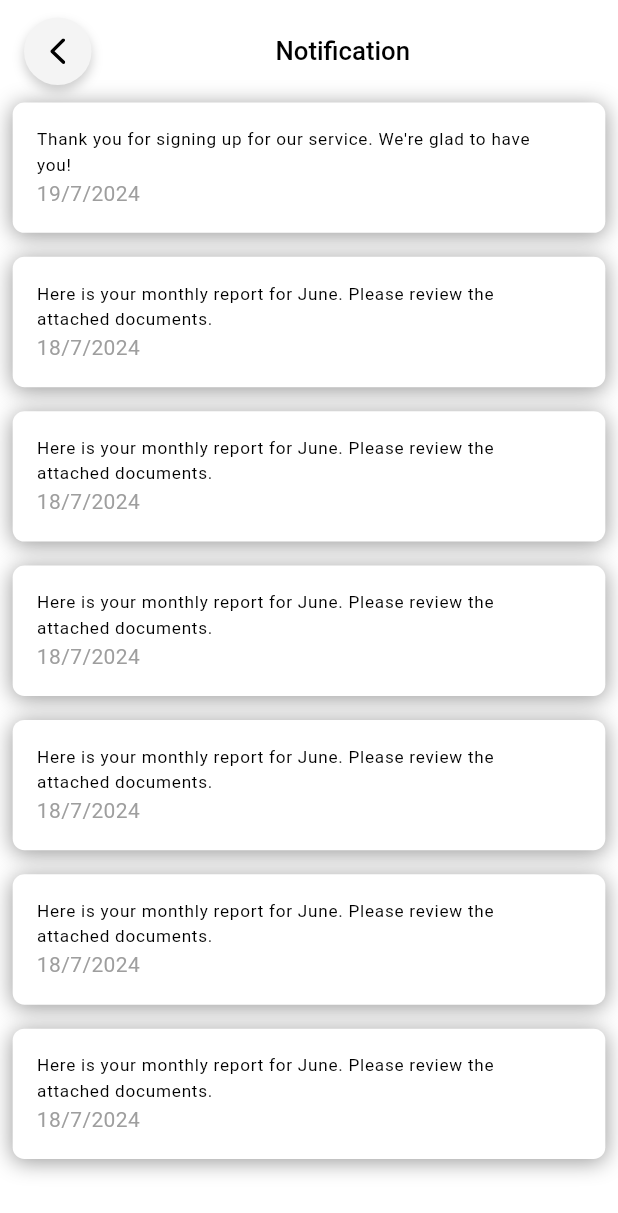
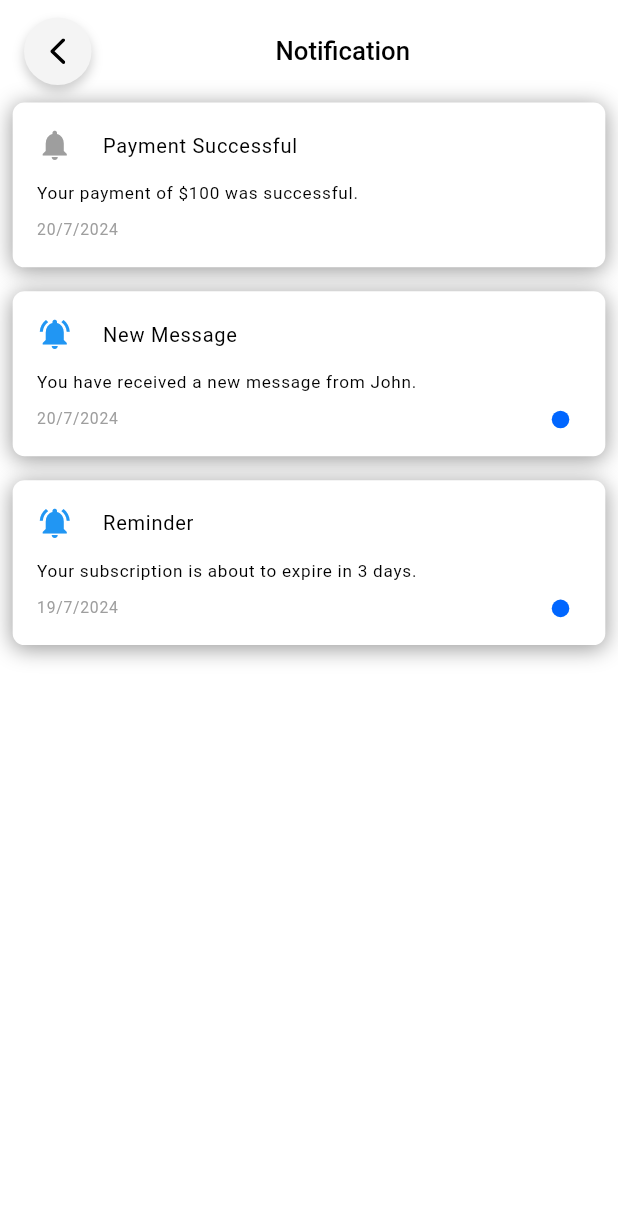
Before and after one commit to rozan-alawar/BankPick, a Flutter app: the NotificationScreen screen opened by its route, on a phone screen of 412 x 824 dp. Shown: the top 1213 px of the screen. Run offline on Flutter 3.47's test engine with Material 3 defaults, Android fonts, the phone set to English and light mode, and no system bars; our stand-ins replace dio, easy_localization, fl_chart, flutter_screenutil, flutter_spinkit, flutter_svg and 2 more; accounts and stored records are empty.

Commit message:
Refactor code

```diff
--- a/lib/config/routes/router.dart
+++ b/lib/config/routes/router.dart
@@ -15,6 +15,7 @@ import 'package:dakakeen/presentation/profile/edit_profile_screen.dart';
 import 'package:dakakeen/presentation/profile/message_center_screen.dart';
 import 'package:dakakeen/presentation/profile/personal_information_screen.dart';
 import 'package:dakakeen/presentation/profile/profile_screen.dart';
+import 'package:dakakeen/presentation/settings/contact_us_screen.dart';
 import 'package:dakakeen/presentation/settings/language_screen.dart';
 import 'package:dakakeen/presentation/settings/term_and_condition_screen.dart';
 import 'package:dakakeen/presentation/statistic/notification_screen.dart';
@@ -86,6 +87,9 @@ class AppRoutes {
       case Routes.personal_information:
         return _materialRoute(const PersonalInformationScreen());
 
+      case Routes.contact_us:
+        return _materialRoute(const ContactUsScreen());
+
       default:
         return _materialRoute(
           Text('No route defined for ${settings.name}'),
--- a/lib/config/routes/routes.dart
+++ b/lib/config/routes/routes.dart
@@ -20,6 +20,7 @@ class Routes {
   static const String term_condition = '/term_conditions';
   static const String add_new_reciver = '/add_new_reciver';
   static const String notification = '/notification';
+  static const String contact_us = '/contact_us';
   static const String personal_information = '/personal_information';
 
 }
--- a/lib/config/theme/theme_manager.dart
+++ b/lib/config/theme/theme_manager.dart
@@ -145,7 +145,7 @@ class ThemeDataStyle {
     brightness: Brightness.dark,
     appBarTheme: const AppBarTheme(backgroundColor: ColorManager.transparent),
     colorScheme: ColorScheme.dark(
-      background: Colors.grey.shade900,
+      background: const Color(0xff161622),
       primary: ColorManager.primary,
       secondary: Colors.deepPurple.shade700,
 
--- a/lib/core/common_widget/primary_appbar.dart
+++ b/lib/core/common_widget/primary_appbar.dart
@@ -11,35 +11,45 @@ import '../../injection_container.dart';
 import '../utils/navigation.dart';
 import 'circular_card.dart';
 
-class PrimaryAppBar extends StatelessWidget implements PreferredSizeWidget{
-  const PrimaryAppBar({super.key, required this.withLeading,  this.action, required this.title});
+class PrimaryAppBar extends StatelessWidget implements PreferredSizeWidget {
+  const PrimaryAppBar(
+      {super.key, required this.withLeading, this.action, required this.title});
   final bool withLeading;
   final List<Widget>? action;
   final String title;
   @override
   Widget build(BuildContext context) {
+    final homeProvider = Provider.of<HomeProvider>(context);
+
     return AppBar(
       toolbarHeight: 90.h,
       title: Row(
         mainAxisAlignment: MainAxisAlignment.spaceBetween,
         children: [
-       withLeading?   GestureDetector(
+          withLeading
+              ? GestureDetector(
                   onTap: () => sl<NavigationService>().pop(),
                   child: CircularCard(
                     widget: SvgPicture.asset(
                       IconAssets.arrow_back,
-                color:Provider.of<HomeProvider>(context).getTheme() == ThemeDataStyle.light? Colors.black : Colors.white,),
+                      color: homeProvider.isDark
+                          ? Colors.white
+                          : Colors.black,
+                    ),
                     width: 45,
                     height: 45,
                   ),
-          ):const SizedBox(),
-          PrimaryText(title,     fontWeight: FontWeight.w500,
-            fontSize: 18.sp,),
-          ...action??[const SizedBox()]
+                )
+              : const SizedBox(),
+          PrimaryText(
+            title,
+            fontWeight: FontWeight.w500,
+            fontSize: 18.sp,
+          ),
+          ...action ?? [const SizedBox()]
         ],
       ),
       automaticallyImplyLeading: false,
-
     );
   }
 
--- a/lib/model/message_model.dart
+++ b/lib/model/message_model.dart
@@ -1,58 +1,57 @@
 import 'package:dakakeen/config/theme/assets_manager.dart';
+import 'package:dakakeen/controller/home_provider.dart';
 import 'package:dakakeen/model/user_model.dart';
+import 'package:provider/provider.dart';
+
+import '../injection_container.dart';
 
 class Message {
   final User sender;
-  final String subject;
   final String body;
   final DateTime date;
 
   Message({
     required this.sender,
-    required this.subject,
     required this.body,
     required this.date,
   });
   static final List<Message> messages = [
     Message(
       sender:User(name:  "John Doe", avatarUrl: ImageAssets.profile, email: "JohnDoe@gmail.com", phoneNumber: '059874125', birthDate: DateTime.now(), joinedDate: DateTime.now(), cards: []),
-      subject: "Welcome to our service",
       body: "Thank you for signing up for our service. We're glad to have you!",
       date: DateTime.now().subtract(const Duration(days: 1)),
     ),
     Message(
       sender:User(name: "Jane Smith", avatarUrl: ImageAssets.profile, email: "janeSmith@gmail.com", phoneNumber: '059874125', birthDate: DateTime.now(), joinedDate: DateTime.now(), cards: []),
-      subject: "Your monthly report",
       body: "Here is your monthly report for June. Please review the attached documents.",
       date: DateTime.now().subtract(const Duration(days: 2)),
     ),
     Message(
       sender:User(name: "Jane Smith", avatarUrl: ImageAssets.profile, email: "janeSmith@gmail.com", phoneNumber: '059874125', birthDate: DateTime.now(), joinedDate: DateTime.now(), cards: []),
-      subject: "Your monthly report",
       body: "Here is your monthly report for June. Please review the attached documents.",
       date: DateTime.now().subtract(const Duration(days: 2)),
     ), Message(
       sender:User(name: "Jane Smith", avatarUrl: ImageAssets.profile, email: "janeSmith@gmail.com", phoneNumber: '059874125', birthDate: DateTime.now(), joinedDate: DateTime.now(), cards: []),
-      subject: "Your monthly report",
       body: "Here is your monthly report for June. Please review the attached documents.",
       date: DateTime.now().subtract(const Duration(days: 2)),
     ), Message(
       sender:User(name: "Jane Smith", avatarUrl: ImageAssets.profile, email: "janeSmith@gmail.com", phoneNumber: '059874125', birthDate: DateTime.now(), joinedDate: DateTime.now(), cards: []),
-      subject: "Your monthly report",
       body: "Here is your monthly report for June. Please review the attached documents.",
       date: DateTime.now().subtract(const Duration(days: 2)),
     ), Message(
       sender:User(name: "Jane Smith", avatarUrl: ImageAssets.profile, email: "janeSmith@gmail.com", phoneNumber: '059874125', birthDate: DateTime.now(), joinedDate: DateTime.now(), cards: []),
-      subject: "Your monthly report",
       body: "Here is your monthly report for June. Please review the attached documents.",
       date: DateTime.now().subtract(const Duration(days: 2)),
     ), Message(
       sender:User(name: "Jane Smith", avatarUrl: ImageAssets.profile, email: "janeSmith@gmail.com", phoneNumber: '059874125', birthDate: DateTime.now(), joinedDate: DateTime.now(), cards: []),
-      subject: "Your monthly report",
       body: "Here is your monthly report for June. Please review the attached documents.",
       date: DateTime.now().subtract(const Duration(days: 2)),
     ),
     // Add more messages here
   ];
 
+
+
+
+
 }
--- /dev/null
+++ b/lib/model/notification_model.dart
@@ -0,0 +1,33 @@
+class NotificationModel {
+  final String title;
+  final String message;
+  final DateTime date;
+  final bool isRead;
+
+  NotificationModel({
+    required this.title,
+    required this.message,
+    required this.date,
+    this.isRead = false,
+  });
+  static final List<NotificationModel> notifications = [
+    NotificationModel(
+      title: "Payment Successful",
+      message: "Your payment of \$100 was successful.",
+      date: DateTime.now().subtract(const Duration(minutes: 5)),
+      isRead: true
+    ),
+    NotificationModel(
+      title: "New Message",
+      message: "You have received a new message from John.",
+      date: DateTime.now().subtract(const Duration(hours: 1)),
+    ),
+    NotificationModel(
+      title: "Reminder",
+      message: "Your subscription is about to expire in 3 days.",
+      date: DateTime.now().subtract(const Duration(days: 1)),
+    ),
+    // Add more notifications here
+  ];
+
+}
--- a/lib/presentation/profile/message_center_screen.dart
+++ b/lib/presentation/profile/message_center_screen.dart
@@ -64,8 +64,6 @@ class MessageDetailScreen extends StatelessWidget {
           children: [
             Text(message.sender.name, style: TextStyle(fontSize: 20, fontWeight: FontWeight.bold)),
             SizedBox(height: 10),
-            Text(message.subject, style: TextStyle(fontSize: 18, fontWeight: FontWeight.bold)),
-            SizedBox(height: 10),
             Text("${message.date.day}/${message.date.month}/${message.date.year}", style: TextStyle(color: Colors.grey)),
             SizedBox(height: 20),
             Text(message.body),
--- a/lib/presentation/settings/settings_screen.dart
+++ b/lib/presentation/settings/settings_screen.dart
@@ -88,7 +88,10 @@ class SettingsScreen extends StatelessWidget {
                 ),
               ),
               30.height,
-              Row(
+              GestureDetector(
+                onTap: () =>
+                    sl<NavigationService>().navigateTo(Routes.contact_us),
+                child: Row(
                   children: [
                     PrimaryText(
                       'Contact Us ',
@@ -102,6 +105,7 @@ class SettingsScreen extends StatelessWidget {
                           color: ColorManager.secondaryText,
                         )),
                   ],
+                ),
               ),
               50.height,
               const PrimaryText(
--- a/lib/presentation/statistic/notification_screen.dart
+++ b/lib/presentation/statistic/notification_screen.dart
@@ -1,5 +1,7 @@
+import 'package:dakakeen/config/theme/color_manager.dart';
 import 'package:dakakeen/controller/home_provider.dart';
 import 'package:dakakeen/core/extensions/empty_space_extension.dart';
+import 'package:dakakeen/model/notification_model.dart';
 import 'package:flutter/material.dart';
 import 'package:flutter_screenutil/flutter_screenutil.dart';
 import 'package:provider/provider.dart';
@@ -21,13 +23,17 @@ class NotificationScreen extends StatelessWidget {
       ),
       body: ListView.separated(
         separatorBuilder: (context, index) => 16.height,
-        itemCount: Message.messages.length,
+        itemCount: NotificationModel.notifications.length,
         itemBuilder: (context, index) {
-          final message = Message.messages[index];
+          final notification = NotificationModel.notifications[index];
           return Container(
             margin: EdgeInsetsDirectional.symmetric(horizontal: 8.w),
             padding: EdgeInsetsDirectional.symmetric(vertical: 8.w),
-            decoration: BoxDecoration(color: (homeProvider.isDark??false)?Colors.black: Colors.white, boxShadow: [
+            decoration: BoxDecoration(
+                color: (homeProvider.isDark ?? false)
+                    ? Colors.black
+                    : Colors.white,
+                boxShadow: [
                   BoxShadow(
                     color: Colors.black.withOpacity(0.4),
                     offset: const Offset(0, 2),
@@ -36,14 +42,48 @@ class NotificationScreen extends StatelessWidget {
                 ],
                 borderRadius: BorderRadius.circular(8.r)),
             child: ListTile(
-              title: PrimaryText(
-                message.body,
-                maxLines: 3,
+              title: Column(
+                crossAxisAlignment: CrossAxisAlignment.start,
+                children: [
+                  Row(
+                    children: [
+                      Icon(
+                        notification.isRead
+                            ? Icons.notifications
+                            : Icons.notifications_active,
+                        color: notification.isRead ? Colors.grey : Colors.blue,
+                      ),
+                      20.width,
+                      PrimaryText(
+                        notification.title,
+                        fontSize: 14.sp,
+                      ),
+                    ],
+                  ),
+                  12.height,
+                  PrimaryText(
+                    notification.message,
+                    maxLines: 6,
                     fontSize: 12.sp,
                   ),
-              subtitle: Text(
-                "${message.date.day}/${message.date.month}/${message.date.year}",
-                style: const TextStyle(color: Colors.grey),
+                  8.height,
+                  Row(
+                    mainAxisAlignment: MainAxisAlignment.spaceBetween,
+                    children: [
+                      PrimaryText(
+                        "${notification.date.day}/${notification.date.month}/${notification.date.year}",
+                        color: Colors.grey,
+                        fontSize: 11.sp,
+                      ),
+                      notification.isRead
+                          ? const SizedBox()
+                          : CircleAvatar(
+                              backgroundColor: ColorManager.primary,
+                              radius: 6.r,
+                            ),
+                    ],
+                  ),
+                ],
               ),
             ),
           );
```
Also changed, not shown: lib/controller/profile_provider.dart (+42 -4 lines), lib/presentation/home/main_screen.dart (+47 -11 lines), lib/presentation/profile/profile_screen.dart (+3 -5 lines), lib/presentation/settings/contact_us_screen.dart (added, +163 -0 lines). Lines whose indentation alone changed are shown as unchanged.
